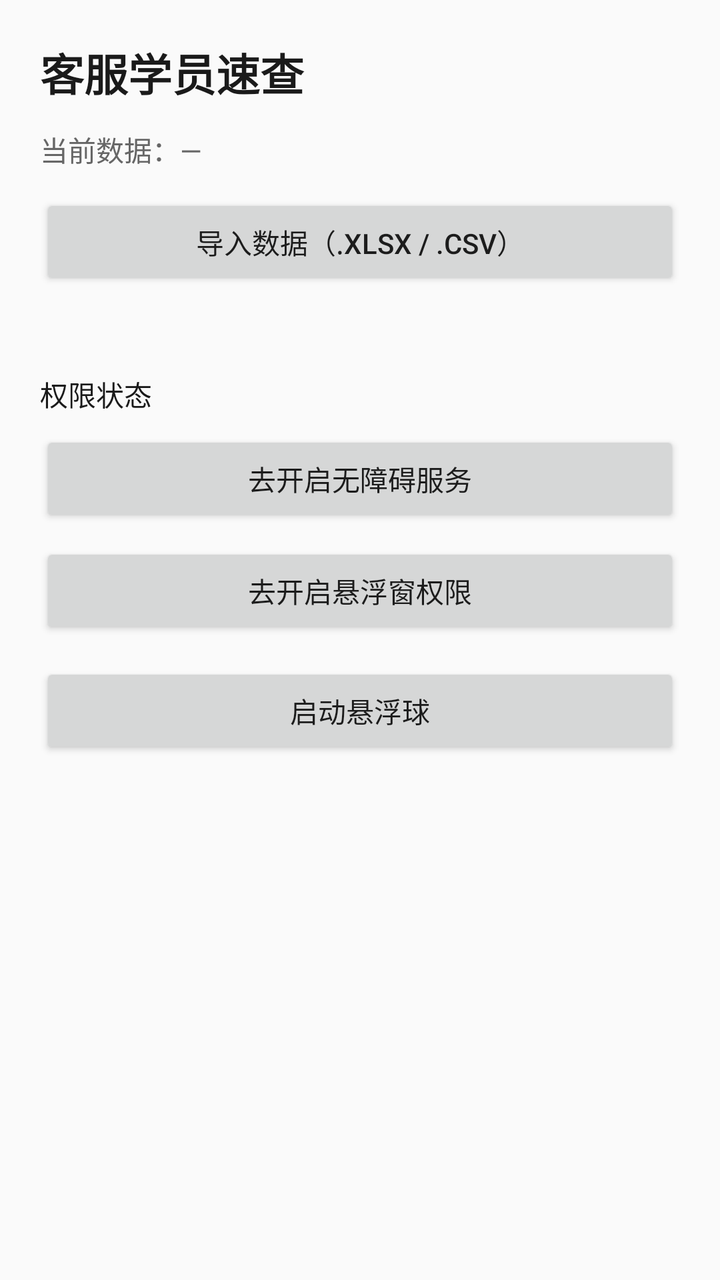
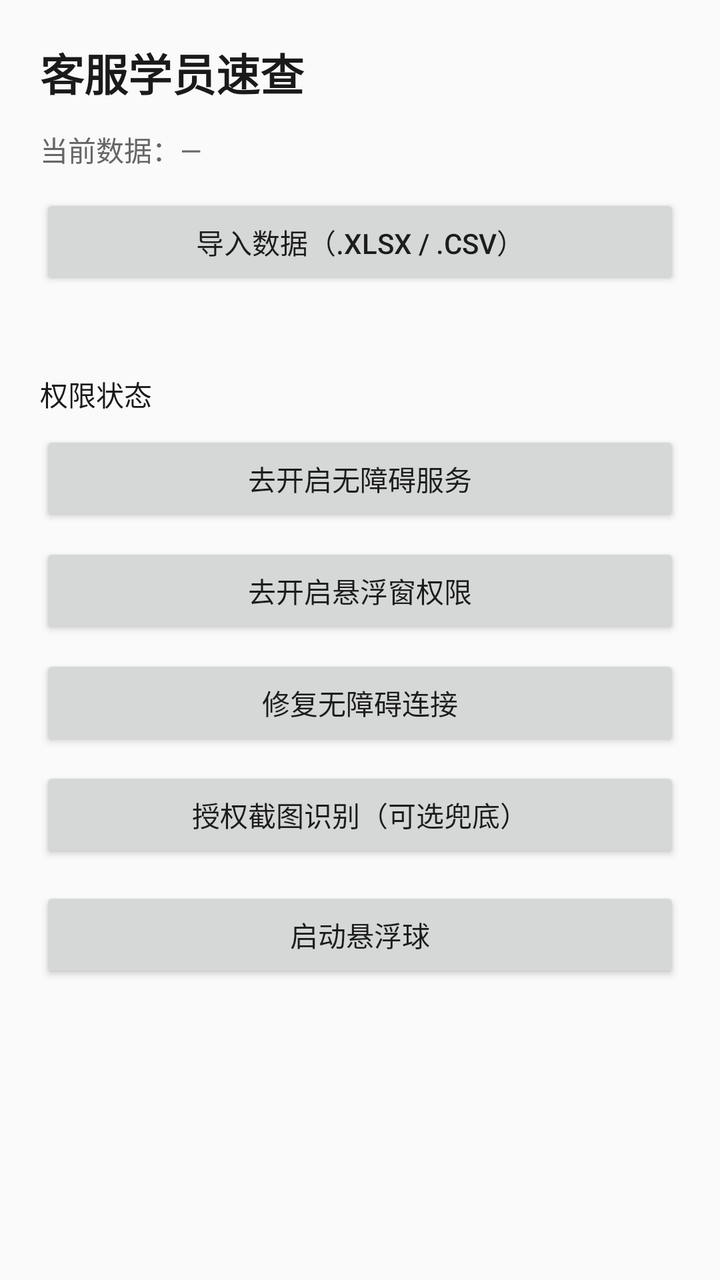

The first picture is an Android layout as it rendered before a commit; the second is the same layout after the commit. The layout source and the unified diff follow.
<!-- AndroidManifest.xml: application theme Theme.StudentLookup -->
<!-- res/layout/activity_main.xml -->
<?xml version="1.0" encoding="utf-8"?>
<ScrollView xmlns:android="http://schemas.android.com/apk/res/android"
    android:layout_width="match_parent"
    android:layout_height="match_parent">

    <LinearLayout
        android:layout_width="match_parent"
        android:layout_height="wrap_content"
        android:orientation="vertical"
        android:padding="20dp">

        <TextView
            android:layout_width="match_parent"
            android:layout_height="wrap_content"
            android:text="@string/app_name"
            android:textSize="22sp"
            android:textStyle="bold"
            android:textColor="@color/text_primary" />

        <TextView
            android:id="@+id/tv_data"
            android:layout_width="match_parent"
            android:layout_height="wrap_content"
            android:layout_marginTop="12dp"
            android:text="当前数据：—"
            android:textSize="14sp"
            android:textColor="@color/text_secondary" />

        <Button
            android:id="@+id/btn_import"
            android:layout_width="match_parent"
            android:layout_height="wrap_content"
            android:layout_marginTop="12dp"
            android:text="导入数据（.xlsx / .csv）" />

        <TextView
            android:id="@+id/tv_import_result"
            android:layout_width="match_parent"
            android:layout_height="wrap_content"
            android:layout_marginTop="8dp"
            android:textSize="13sp"
            android:textColor="@color/text_secondary" />

        <TextView
            android:id="@+id/tv_perm"
            android:layout_width="match_parent"
            android:layout_height="wrap_content"
            android:layout_marginTop="16dp"
            android:text="权限状态"
            android:textSize="14sp"
            android:textColor="@color/text_primary" />

        <Button
            android:id="@+id/btn_open_accessibility"
            android:layout_width="match_parent"
            android:layout_height="wrap_content"
            android:layout_marginTop="8dp"
            android:text="去开启无障碍服务" />

        <Button
            android:id="@+id/btn_open_overlay"
            android:layout_width="match_parent"
            android:layout_height="wrap_content"
            android:layout_marginTop="8dp"
            android:text="去开启悬浮窗权限" />

        <Button
            android:id="@+id/btn_start"
            android:layout_width="match_parent"
            android:layout_height="wrap_content"
            android:layout_marginTop="12dp"
            android:text="启动悬浮球" />

        <TextView
            android:id="@+id/tv_rom"
            android:layout_width="match_parent"
            android:layout_height="wrap_content"
            android:layout_marginTop="16dp"
            android:textSize="13sp"
            android:textColor="@color/text_secondary" />

    </LinearLayout>
</ScrollView>
<!-- resources referenced by this layout -->
<resources>
  <color name="text_primary">#1A1A1A</color>
  <color name="text_secondary">#666666</color>
  <string name="app_name">客服学员速查</string>
  <style name="Theme.StudentLookup" parent="Theme.AppCompat.DayNight.NoActionBar">
          <item name="colorPrimary">@color/purple_500</item>
          <item name="colorPrimaryDark">@color/purple_700</item>
          <item name="colorAccent">@color/teal_200</item>
      </style>
  <color name="purple_500">#6750A4</color>
  <color name="purple_700">#4F378B</color>
  <color name="teal_200">#03DAC5</color>
</resources>

<!-- the commit's change to res/layout/activity_main.xml (unified diff, before → after) -->
@@ -65,6 +65,20 @@
             android:text="去开启悬浮窗权限" />
 
         <Button
+            android:id="@+id/btn_repair"
+            android:layout_width="match_parent"
+            android:layout_height="wrap_content"
+            android:layout_marginTop="8dp"
+            android:text="修复无障碍连接" />
+
+        <Button
+            android:id="@+id/btn_ocr"
+            android:layout_width="match_parent"
+            android:layout_height="wrap_content"
+            android:layout_marginTop="8dp"
+            android:text="授权截图识别（可选兜底）" />
+
+        <Button
             android:id="@+id/btn_start"
             android:layout_width="match_parent"
             android:layout_height="wrap_content"
